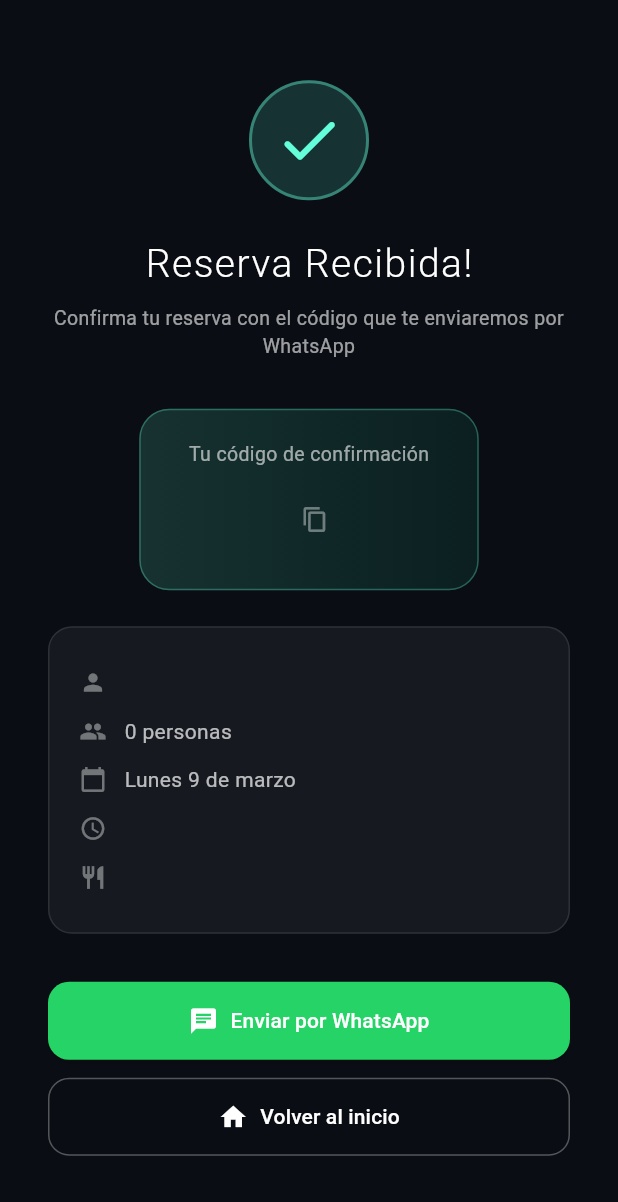
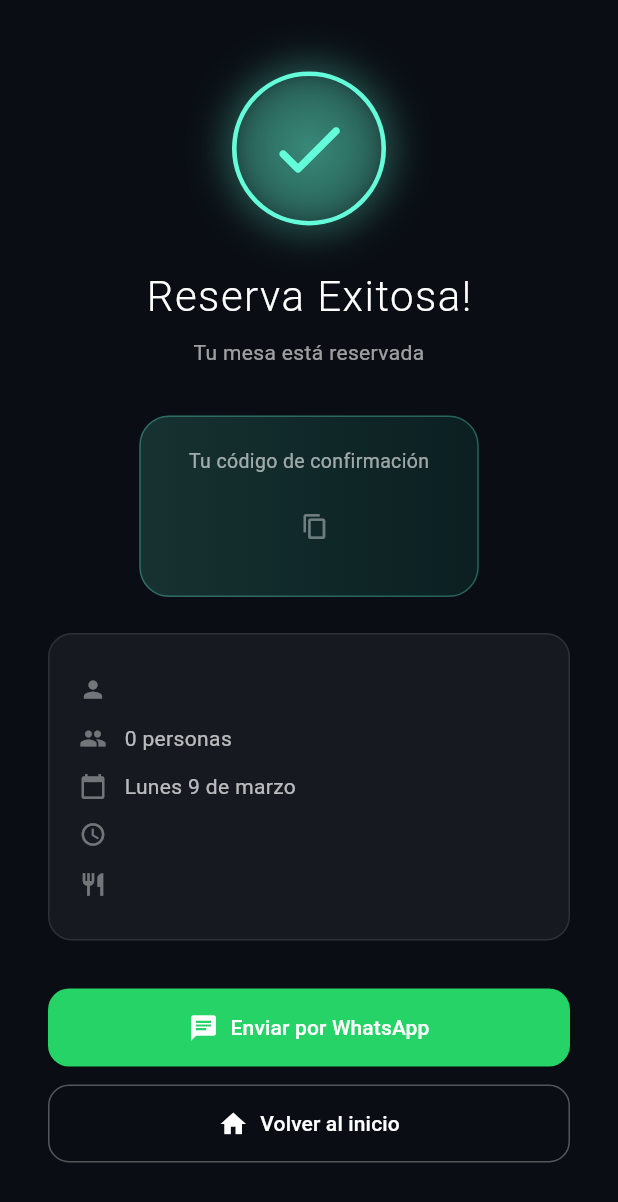
Before and after one commit to JiDomusic/reservas_rosario, a Flutter app: the ReservationConfirmationScreen screen opened directly with empty values, after a tap on "Enviar por WhatsApp", on a phone screen of 412 x 824 dp. Shown: the top 1202 px of the screen. Run offline on Flutter 3.47's test engine with Material 3 defaults, Android fonts, the phone set to English and light mode, and no system bars; our stand-ins replace image_picker, pdf, printing, shared_preferences, supabase_flutter; missing offline and left inert: flex_color_picker; accounts and stored records are empty.

```diff
--- a/lib/main.dart
+++ b/lib/main.dart
@@ -47,11 +47,7 @@ String? _getTenantFromUrl() {
 }
 
 Widget _getInitialScreen(AppConfig config) {
-  // Si el admin está logueado y no completó onboarding → mostrar dashboard
-  if (!config.onboardingCompleted && SupabaseService.instance.isLoggedIn) {
-    return const AdminDashboardScreen();
-  }
-  // Para todos los demás casos (cliente, admin no logueado) → home normal
+  // Always show splash → home. Admin accesses dashboard via login button.
   return const SplashScreen();
 }
 
--- a/lib/screens/reservation_confirmation_screen.dart
+++ b/lib/screens/reservation_confirmation_screen.dart
@@ -4,7 +4,7 @@ import '../config/app_config.dart';
 import '../services/whatsapp_service.dart';
 import 'home_screen.dart';
 
-class ReservationConfirmationScreen extends StatelessWidget {
+class ReservationConfirmationScreen extends StatefulWidget {
   final String code;
   final String nombre;
   final DateTime fecha;
@@ -20,13 +20,72 @@ class ReservationConfirmationScreen extends StatelessWidget {
     required this.personas,
   });
 
+  @override
+  State<ReservationConfirmationScreen> createState() => _ReservationConfirmationScreenState();
+}
+
+class _ReservationConfirmationScreenState extends State<ReservationConfirmationScreen>
+    with TickerProviderStateMixin {
+  late AnimationController _checkController;
+  late AnimationController _fadeController;
+  late AnimationController _pulseController;
+  late Animation<double> _checkScale;
+  late Animation<double> _fadeIn;
+  late Animation<double> _pulse;
+
+  @override
+  void initState() {
+    super.initState();
+
+    _checkController = AnimationController(
+      duration: const Duration(milliseconds: 800),
+      vsync: this,
+    );
+    _fadeController = AnimationController(
+      duration: const Duration(milliseconds: 600),
+      vsync: this,
+    );
+    _pulseController = AnimationController(
+      duration: const Duration(milliseconds: 1500),
+      vsync: this,
+    );
+
+    _checkScale = Tween<double>(begin: 0.0, end: 1.0).animate(
+      CurvedAnimation(parent: _checkController, curve: Curves.elasticOut),
+    );
+    _fadeIn = Tween<double>(begin: 0.0, end: 1.0).animate(
+      CurvedAnimation(parent: _fadeController, curve: Curves.easeOut),
+    );
+    _pulse = Tween<double>(begin: 1.0, end: 1.15).animate(
+      CurvedAnimation(parent: _pulseController, curve: Curves.easeInOut),
+    );
+
+    _startAnimations();
+  }
+
+  void _startAnimations() async {
+    await Future.delayed(const Duration(milliseconds: 200));
+    _checkController.forward();
+    await Future.delayed(const Duration(milliseconds: 400));
+    _fadeController.forward();
+    _pulseController.repeat(reverse: true);
+  }
+
+  @override
+  void dispose() {
+    _checkController.dispose();
+    _fadeController.dispose();
+    _pulseController.dispose();
+    super.dispose();
+  }
+
   String _formatDate() {
     final days = ['Lunes', 'Martes', 'Miércoles', 'Jueves', 'Viernes', 'Sábado', 'Domingo'];
     final months = [
       'enero', 'febrero', 'marzo', 'abril', 'mayo', 'junio',
       'julio', 'agosto', 'septiembre', 'octubre', 'noviembre', 'diciembre'
     ];
-    return '${days[fecha.weekday - 1]} ${fecha.day} de ${months[fecha.month - 1]}';
+    return '${days[widget.fecha.weekday - 1]} ${widget.fecha.day} de ${months[widget.fecha.month - 1]}';
   }
 
   @override
@@ -42,35 +101,75 @@ class ReservationConfirmationScreen extends StatelessWidget {
             child: Column(
               mainAxisAlignment: MainAxisAlignment.center,
               children: [
-                // Success icon
-                Container(
-                  width: 80,
-                  height: 80,
+                // Animated success icon
+                AnimatedBuilder(
+                  animation: _checkScale,
+                  builder: (context, child) {
+                    return Transform.scale(
+                      scale: _checkScale.value,
+                      child: AnimatedBuilder(
+                        animation: _pulse,
+                        builder: (context, child) {
+                          return Transform.scale(
+                            scale: _pulse.value,
+                            child: Container(
+                              width: 100,
+                              height: 100,
                               decoration: BoxDecoration(
-                    color: const Color(0xFF64FFDA).withValues(alpha: 0.15),
                                 shape: BoxShape.circle,
-                    border: Border.all(color: const Color(0xFF64FFDA).withValues(alpha: 0.4), width: 2),
+                                gradient: RadialGradient(
+                                  colors: [
+                                    const Color(0xFF64FFDA).withValues(alpha: 0.3),
+                                    const Color(0xFF64FFDA).withValues(alpha: 0.05),
+                                  ],
                                 ),
-                  child: const Icon(Icons.check_rounded, color: Color(0xFF64FFDA), size: 48),
+                                border: Border.all(
+                                  color: const Color(0xFF64FFDA),
+                                  width: 3,
                                 ),
-                const SizedBox(height: 24),
+                                boxShadow: [
+                                  BoxShadow(
+                                    color: const Color(0xFF64FFDA).withValues(alpha: 0.3),
+                                    blurRadius: 20,
+                                    spreadRadius: 5,
+                                  ),
+                                ],
+                              ),
+                              child: const Icon(
+                                Icons.check_rounded,
+                                color: Color(0xFF64FFDA),
+                                size: 56,
+                              ),
+                            ),
+                          );
+                        },
+                      ),
+                    );
+                  },
+                ),
+                const SizedBox(height: 28),
 
+                // Animated text
+                FadeTransition(
+                  opacity: _fadeIn,
+                  child: Column(
+                    children: [
                       const Text(
-                  'Reserva Recibida!',
+                        'Reserva Exitosa!',
                         style: TextStyle(
                           color: Colors.white,
-                    fontSize: 26,
+                          fontSize: 28,
                           fontWeight: FontWeight.w300,
                           letterSpacing: 1,
                         ),
                       ),
                       const SizedBox(height: 8),
                       Text(
-                  'Confirma tu reserva con el código que te enviaremos por WhatsApp',
+                        'Tu mesa está reservada',
                         textAlign: TextAlign.center,
                         style: TextStyle(
                           color: Colors.white.withValues(alpha: 0.6),
-                    fontSize: 13,
+                          fontSize: 14,
                         ),
                       ),
                       const SizedBox(height: 32),
@@ -100,7 +199,7 @@ class ReservationConfirmationScreen extends StatelessWidget {
                             const SizedBox(height: 8),
                             GestureDetector(
                               onTap: () {
-                          Clipboard.setData(ClipboardData(text: code));
+                                Clipboard.setData(ClipboardData(text: widget.code));
                                 ScaffoldMessenger.of(context).showSnackBar(
                                   const SnackBar(content: Text('Código copiado')),
                                 );
@@ -109,7 +208,7 @@ class ReservationConfirmationScreen extends StatelessWidget {
                                 mainAxisSize: MainAxisSize.min,
                                 children: [
                                   Text(
-                              code,
+                                    widget.code,
                                     style: const TextStyle(
                                       color: Color(0xFF64FFDA),
                                       fontSize: 36,
@@ -137,10 +236,10 @@ class ReservationConfirmationScreen extends StatelessWidget {
                         ),
                         child: Column(
                           children: [
-                      _summaryRow(Icons.person, nombre),
-                      _summaryRow(Icons.people, '$personas personas'),
+                            _summaryRow(Icons.person, widget.nombre),
+                            _summaryRow(Icons.people, '${widget.personas} personas'),
                             _summaryRow(Icons.calendar_today, _formatDate()),
-                      _summaryRow(Icons.access_time, hora),
+                            _summaryRow(Icons.access_time, widget.hora),
                             _summaryRow(Icons.restaurant, config.restaurantName),
                           ],
                         ),
@@ -154,11 +253,11 @@ class ReservationConfirmationScreen extends StatelessWidget {
                           onPressed: () {
                             WhatsAppService.sendReservationReminder(
                               phoneNumber: config.whatsappNumber,
-                        customerName: nombre,
-                        confirmationCode: code,
-                        reservationDate: fecha,
-                        reservationTime: hora,
-                        guests: personas,
+                              customerName: widget.nombre,
+                              confirmationCode: widget.code,
+                              reservationDate: widget.fecha,
+                              reservationTime: widget.hora,
+                              guests: widget.personas,
                             );
                           },
                           icon: const Icon(Icons.chat, size: 20),
@@ -196,6 +295,9 @@ class ReservationConfirmationScreen extends StatelessWidget {
                     ],
                   ),
                 ),
+              ],
+            ),
+          ),
         ),
       ),
     );
--- a/lib/screens/splash_screen.dart
+++ b/lib/screens/splash_screen.dart
@@ -3,6 +3,7 @@ import 'dart:ui';
 import 'home_screen.dart';
 import 'admin_dashboard_screen.dart';
 import '../config/app_config.dart';
+import '../services/supabase_service.dart';
 
 class SplashScreen extends StatefulWidget {
   const SplashScreen({super.key});
@@ -60,19 +61,7 @@ class _SplashScreenState extends State<SplashScreen>
 
     final config = AppConfig.instance;
 
-    if (!config.onboardingCompleted) {
-      Navigator.of(context).pushReplacement(
-        PageRouteBuilder(
-          pageBuilder: (context, animation, secondaryAnimation) =>
-              const AdminDashboardScreen(),
-          transitionsBuilder: (context, animation, secondaryAnimation, child) {
-            return FadeTransition(opacity: animation, child: child);
-          },
-          transitionDuration: const Duration(milliseconds: 800),
-        ),
-      );
-      return;
-    }
+    // Always go to home. Admin accesses dashboard via login button.
 
     Navigator.of(context).pushReplacement(
       PageRouteBuilder(
```
Also changed, not shown: lib/widgets/time_slot_with_cross.dart (+47 -16 lines). Lines whose indentation alone changed are shown as unchanged.
